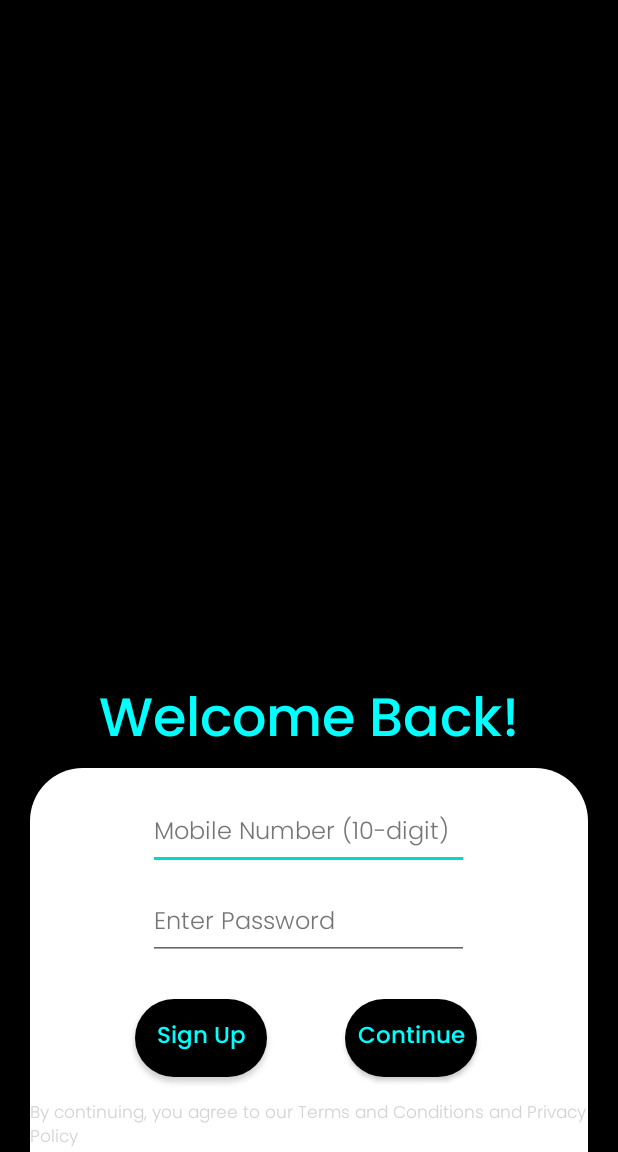
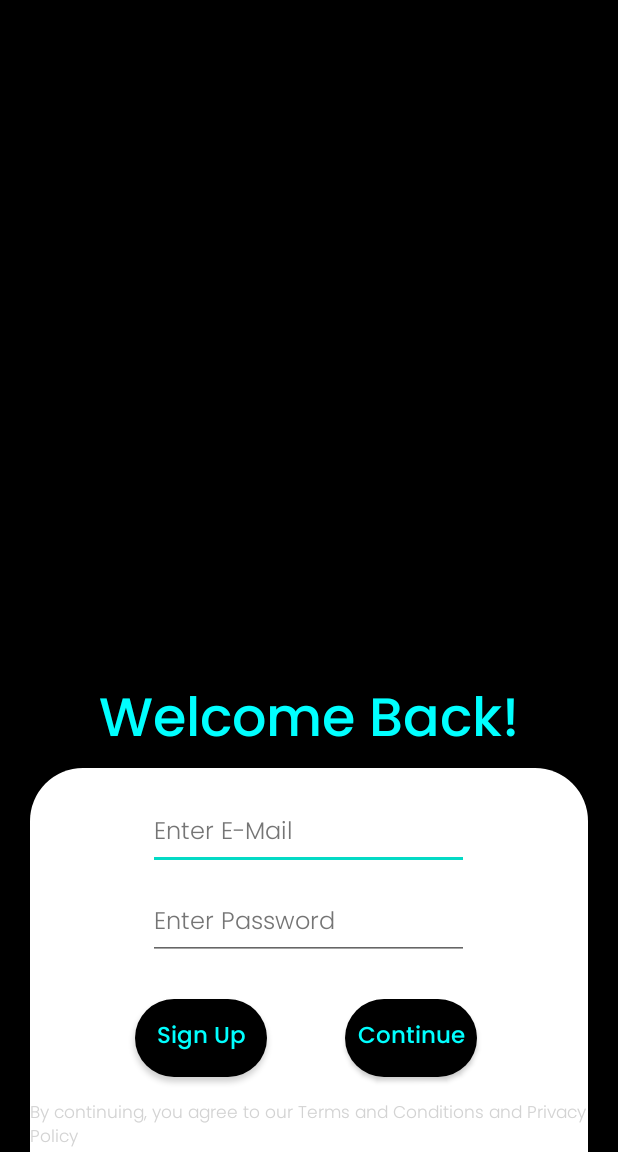
Before and after one commit to aditya-mahendru/Grocena, an Android app: the screen it shows after launch (LoginUI), on a phone screen of 412 x 824 dp, the part 84-1236 px from its top. Run offline under Robolectric (Android 15) with nearby library versions, the phone set to English and light mode, and no system bars.

```diff
--- a/app/src/main/java/com/example/javagrocena/LoginUI.java
+++ b/app/src/main/java/com/example/javagrocena/LoginUI.java
@@ -20,7 +20,7 @@ public class LoginUI extends AppCompatActivity {
 
         signIn = findViewById(R.id.button_login);
         signUp = findViewById(R.id.button_signUp);
-        MobNo = findViewById(R.id.text_mobNum);
+        MobNo = findViewById(R.id.text_eMail);
         Password = findViewById(R.id.text_password);
 
         signUp.setOnClickListener(view -> startActivity(new Intent(LoginUI.this,RegistrationActivity.class)));
--- a/app/src/main/res/layout/activity_login_ui.xml
+++ b/app/src/main/res/layout/activity_login_ui.xml
@@ -33,21 +33,22 @@
         android:layout_weight="1"
         android:background="@drawable/card_background"
         android:elevation="35dp">
-
+        <!--E-Mail-->
         <EditText
-            android:id="@+id/text_mobNum"
+            android:id="@+id/text_eMail"
             android:layout_width="214dp"
             android:layout_height="wrap_content"
             android:layout_centerHorizontal="true"
             android:layout_marginTop="20dp"
             android:fontFamily="@font/poppins_light"
-            android:hint="@string/enter_mob"
-            android:inputType="phone"
+            android:hint="Enter E-Mail"
+            android:inputType="textEmailAddress"
             android:minHeight="48dp"
             android:textColor="@color/black"
             android:textColorHint="@color/hintGrey"
             android:textSize="16sp"
-            android:autofillHints="" />
+            android:autofillHints=""
+            tools:ignore="HardcodedText"/>
         <EditText
             android:id="@+id/text_password"
             android:layout_width="214dp"
--- a/app/src/main/res/layout/activity_registration.xml
+++ b/app/src/main/res/layout/activity_registration.xml
@@ -50,14 +50,14 @@
             tools:ignore="HardcodedText"/>
         <!-- Mobile -->
         <EditText
-            android:id="@+id/text_mob_num"
+            android:id="@+id/text_eMail"
             android:layout_width="214dp"
             android:layout_height="wrap_content"
             android:layout_centerHorizontal="true"
             android:layout_marginTop="80dp"
             android:fontFamily="@font/poppins_light"
             android:hint="@string/enter_mob"
-            android:inputType="phone"
+            android:inputType="textEmailAddress"
             android:minHeight="48dp"
             android:textColor="@color/black"
             android:textColorHint="@color/hintGrey"
```
Also changed, not shown: app/src/main/java/com/example/javagrocena/RegistrationActivity.java (+85 -3 lines).
